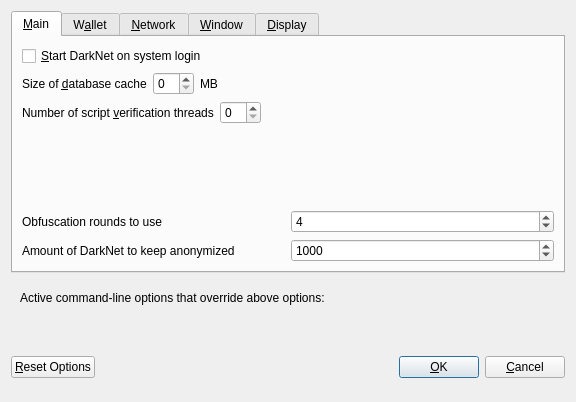
Qt form src/qt/forms/optionsdialog.ui (eons-finance/ALQO) before a commit.
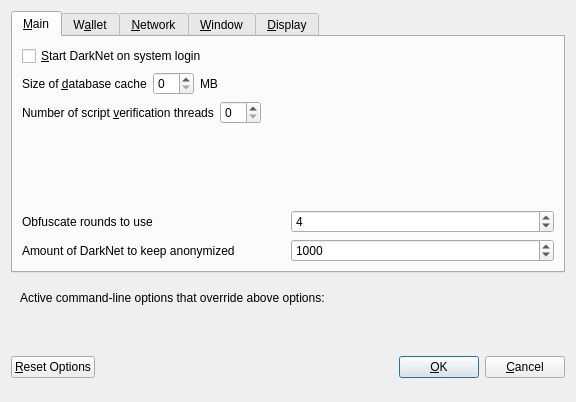
The same form after that commit. Custom widgets are drawn as their Qt base class.

Diff of the .ui file:
```diff
--- a/src/qt/forms/optionsdialog.ui
+++ b/src/qt/forms/optionsdialog.ui
@@ -138,7 +138,7 @@
             <string>This setting determines the amount of individual masternodes that an input will be anonymized through.&lt;br/&gt;More rounds of anonymization gives a higher degree of privacy, but also costs more in fees.</string>
            </property>
            <property name="text">
-            <string>Obfuscation rounds to use</string>
+            <string>Obfuscate rounds to use</string>
            </property>
           </widget>
          </item>
```
Left out of the diff: 6 changed lines with no effect on the pictures.
